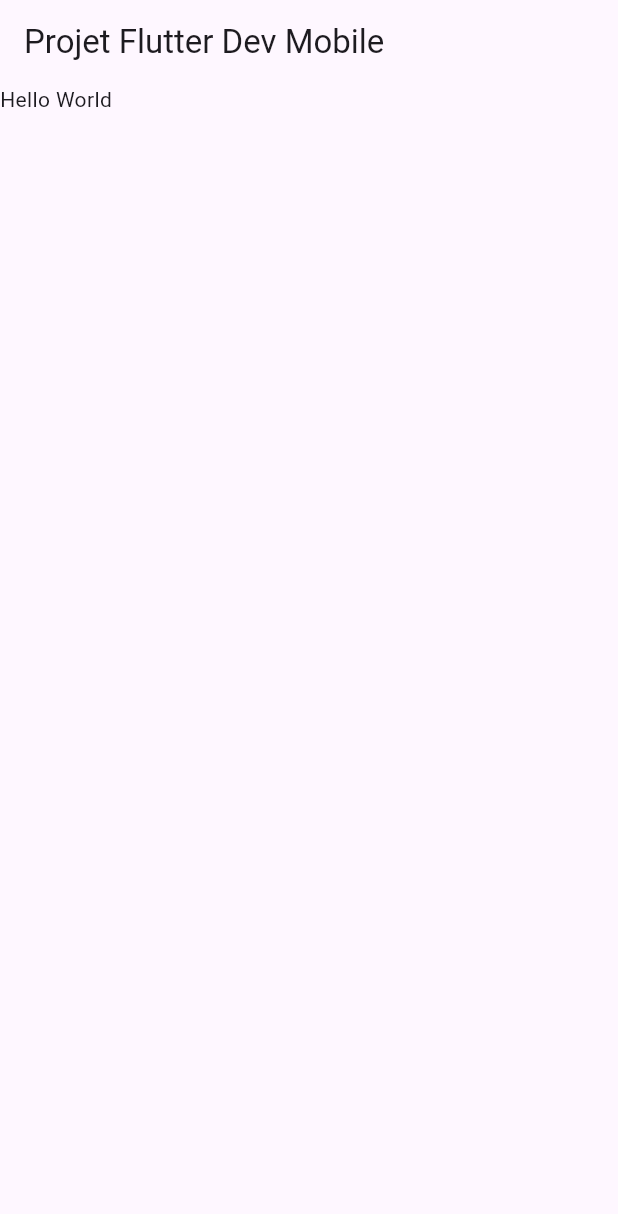
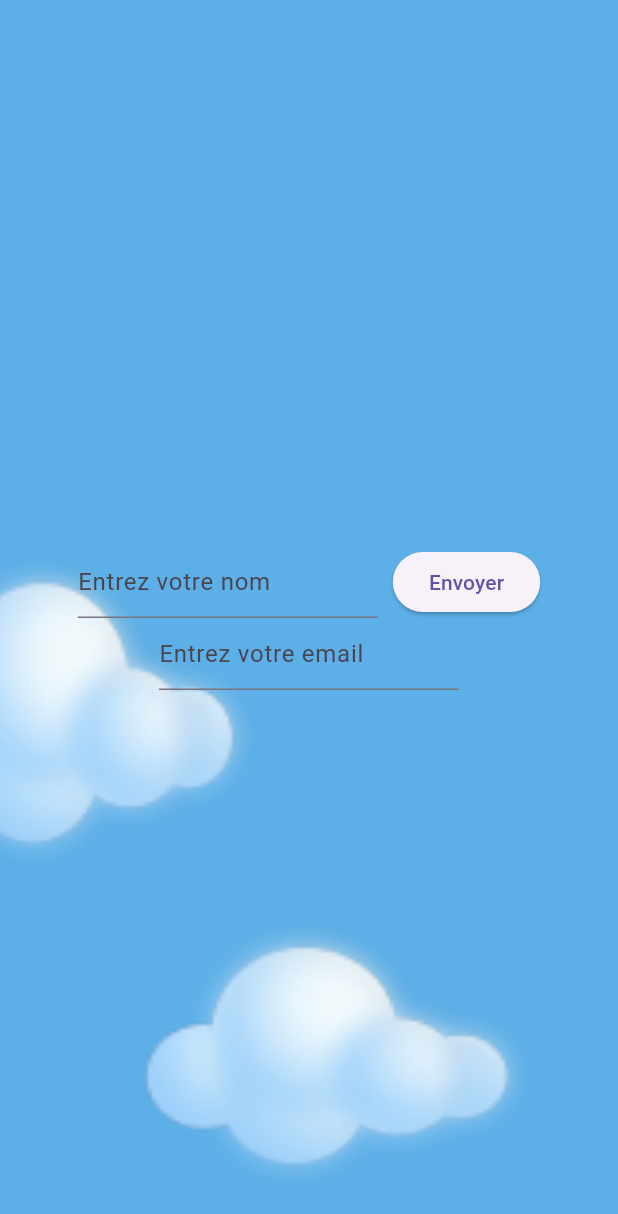
Before and after one commit to TheoFratia/suivi_projet_2024_Voyago, a Flutter app: the screen it shows after launch, on a phone screen of 412 x 824 dp. Shown: the top 1214 px of the screen. Run offline on Flutter 3.47's test engine with Material 3 defaults, Android fonts, the phone set to English and light mode, and no system bars.

Commit message:
style home page

```diff
--- a/projet_dev_mobile/lib/screen/home.dart
+++ b/projet_dev_mobile/lib/screen/home.dart
@@ -8,10 +8,52 @@ class Home extends StatelessWidget {
   @override
   Widget build(BuildContext context) {
     return Scaffold(
-        appBar: AppBar(
-          title: Text('Projet Flutter Dev Mobile'),
+        body: DecoratedBox(
+          decoration: BoxDecoration(
+            image: DecorationImage(
+              image: AssetImage('assets/images/background.png'),
+              fit: BoxFit.cover,
+            ),
+          ),
+          child: Center(
+            child: Column(
+              mainAxisAlignment: MainAxisAlignment.center,
+              children: [
+                Row(
+                  mainAxisAlignment: MainAxisAlignment.center,
+                  children: [
+                    // Premier champ de texte
+                    SizedBox(
+                      width: 200,
+                      child: TextField(
+                        decoration: InputDecoration(
+                          hintText: 'Entrez votre nom',
+                        ),
+                      ),
+                    ),
+                    // Bouton
+                    SizedBox(
+                      width: 10,
+                    ),
+                    ElevatedButton(
+                      onPressed: () {},
+                      child: Text('Envoyer'),
+                    ),
+                  ],
+                ),
+                // Deuxième champ de texte
+                SizedBox(
+                  width: 200,
+                  child: TextField(
+                    decoration: InputDecoration(
+                      hintText: 'Entrez votre email',
+                    ),
+                  ),
+                ),
+              ],
+            ),
+          ),
         ),
-        body: Text('Hello World'),
     );
   }
 }
--- a/projet_dev_mobile/pubspec.yaml
+++ b/projet_dev_mobile/pubspec.yaml
@@ -59,8 +59,8 @@ flutter:
   uses-material-design: true
 
   # To add assets to your application, add an assets section, like this:
-  # assets:
-  #   - images/a_dot_burr.jpeg
+  assets:
+    - assets/images/background.png
   #   - images/a_dot_ham.jpeg
 
   # An image asset can refer to one or more resolution-specific "variants", see
```
Also changed, not shown: projet_dev_mobile/assets/images/background.png (added).
